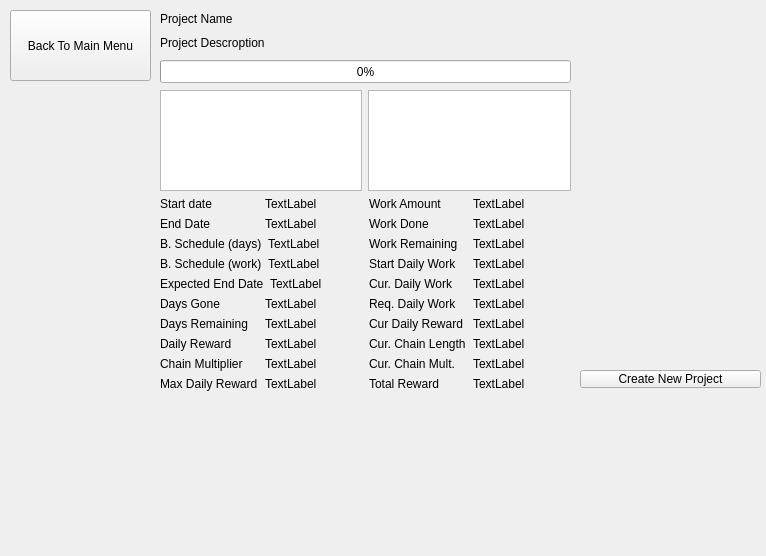
Before: the Qt Designer form Projects/projectswindow.ui in polub333/ProjectsManager, drawn with Qt 5.
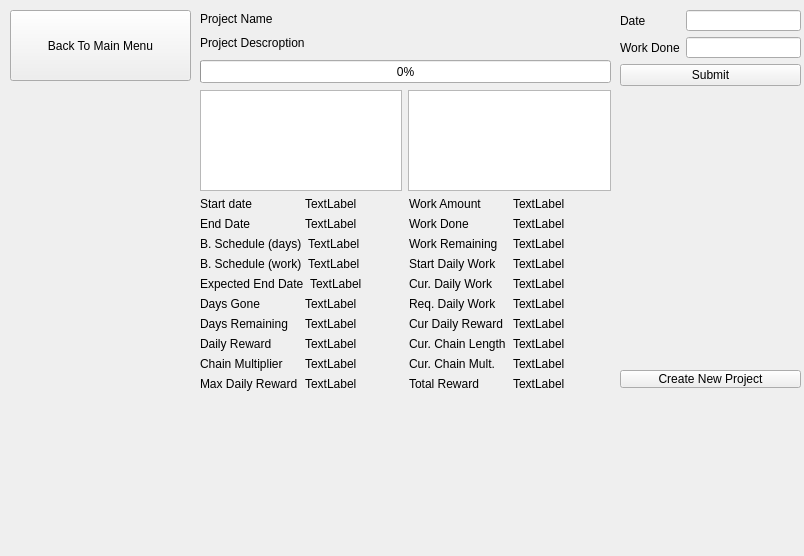
After: the same form once the commit is applied.

Commit message: Added functional to the main menu button on projectsWindow. Added widgets to from a new entry to the projectsWindow. Add signals/slots connections

What changed in the file:
```diff
--- a/Projects/projectswindow.ui
+++ b/Projects/projectswindow.ui
@@ -6,7 +6,7 @@
    <rect>
     <x>0</x>
     <y>0</y>
-    <width>766</width>
+    <width>804</width>
     <height>556</height>
    </rect>
   </property>
@@ -16,7 +16,7 @@
   <widget class="QWidget" name="verticalLayoutWidget">
    <property name="geometry">
     <rect>
-     <x>160</x>
+     <x>200</x>
      <y>90</y>
      <width>411</width>
      <height>301</height>
@@ -410,7 +410,7 @@
   <widget class="QWidget" name="verticalLayoutWidget_2">
    <property name="geometry">
     <rect>
-     <x>580</x>
+     <x>620</x>
      <y>90</y>
      <width>181</width>
      <height>271</height>
@@ -421,18 +421,58 @@
   <widget class="QWidget" name="verticalLayoutWidget_3">
    <property name="geometry">
     <rect>
-     <x>580</x>
+     <x>620</x>
      <y>10</y>
      <width>181</width>
-     <height>71</height>
+     <height>76</height>
     </rect>
    </property>
-   <layout class="QVBoxLayout" name="entryLayout"/>
+   <layout class="QVBoxLayout" name="entryLayout">
+    <item>
+     <layout class="QHBoxLayout" name="horizontalLayout_23">
+      <item>
+       <layout class="QVBoxLayout" name="verticalLayout_4">
+        <item>
+         <widget class="QLabel" name="label_2">
+          <property name="text">
+           <string>Date</string>
+          </property>
+         </widget>
+        </item>
+        <item>
+         <widget class="QLabel" name="label_4">
+          <property name="text">
+           <string>Work Done</string>
+          </property>
+         </widget>
+        </item>
+       </layout>
+      </item>
+      <item>
+       <layout class="QVBoxLayout" name="verticalLayout_5">
+        <item>
+         <widget class="QLineEdit" name="dateLineEdit"/>
+        </item>
+        <item>
+         <widget class="QLineEdit" name="workDoneLineEdit"/>
+        </item>
+       </layout>
+      </item>
+     </layout>
+    </item>
+    <item>
+     <widget class="QPushButton" name="submitEntryButton">
+      <property name="text">
+       <string>Submit</string>
+      </property>
+     </widget>
+    </item>
+   </layout>
   </widget>
   <widget class="QProgressBar" name="progressBar">
    <property name="geometry">
     <rect>
-     <x>160</x>
+     <x>200</x>
      <y>60</y>
      <width>411</width>
      <height>23</height>
@@ -447,7 +487,7 @@
     <rect>
      <x>10</x>
      <y>90</y>
-     <width>141</width>
+     <width>181</width>
      <height>301</height>
     </rect>
    </property>
@@ -456,7 +496,7 @@
   <widget class="QWidget" name="verticalLayoutWidget_7">
    <property name="geometry">
     <rect>
-     <x>160</x>
+     <x>200</x>
      <y>10</y>
      <width>411</width>
      <height>41</height>
@@ -482,7 +522,7 @@
   <widget class="QPushButton" name="createNewProjectButton">
    <property name="geometry">
     <rect>
-     <x>580</x>
+     <x>620</x>
      <y>370</y>
      <width>181</width>
      <height>18</height>
@@ -497,7 +537,7 @@
     <rect>
      <x>10</x>
      <y>10</y>
-     <width>141</width>
+     <width>181</width>
      <height>71</height>
     </rect>
    </property>
```
The commit also changes 3 other files.
